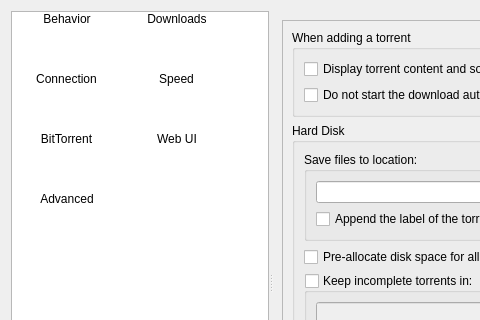
SysAdminDoc/qBittorrent-Vanced, file src/preferences/options.ui: the form before one commit; both pictures show x 0 to 480 and y 0 to 320 of the 789 by 591 pixel window.
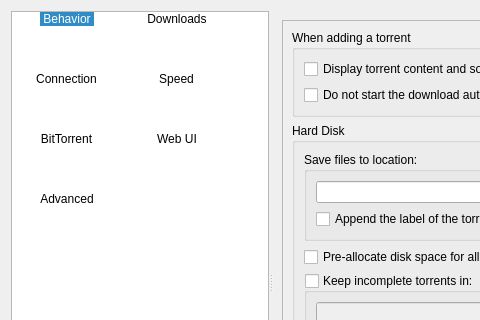
The form after the commit. The open tabs and pages were chosen to show the change. Icons and pictures are not drawn.

Commit message: Options: Make sure first tab is initially selected

```diff
--- a/src/preferences/options.ui
+++ b/src/preferences/options.ui
@@ -72,7 +72,7 @@
        <bool>false</bool>
       </property>
       <property name="currentRow">
-       <number>-1</number>
+       <number>0</number>
       </property>
       <item>
        <property name="text">
```
Left out of the diff: 4 changed lines with no effect on the pictures.
